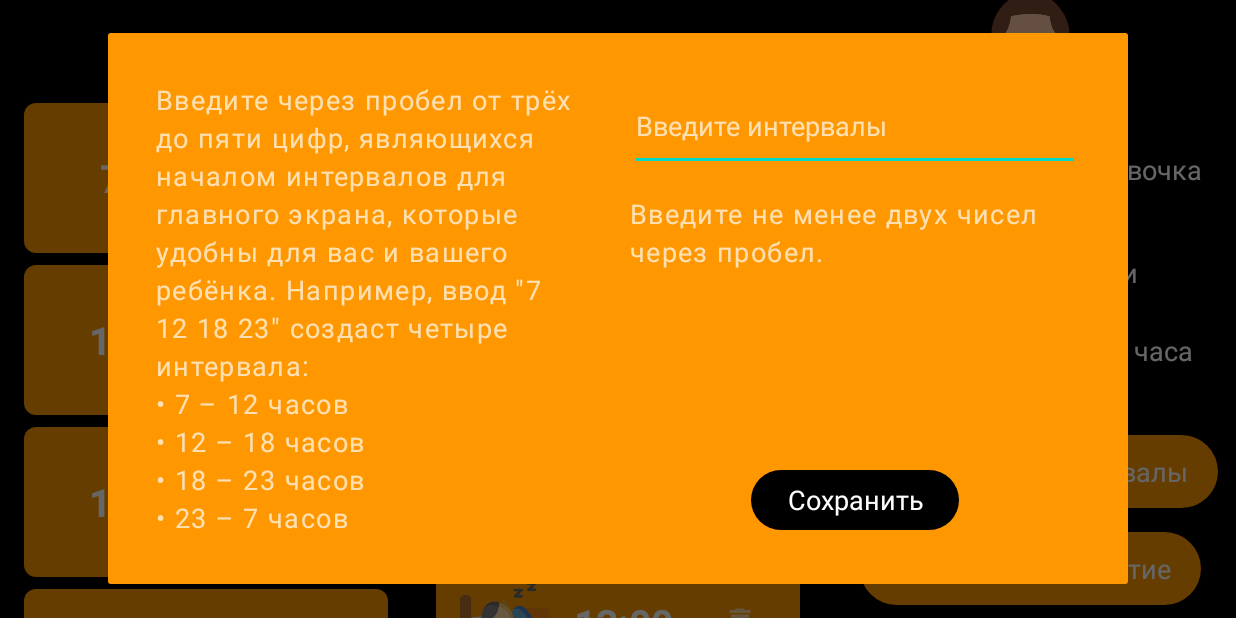
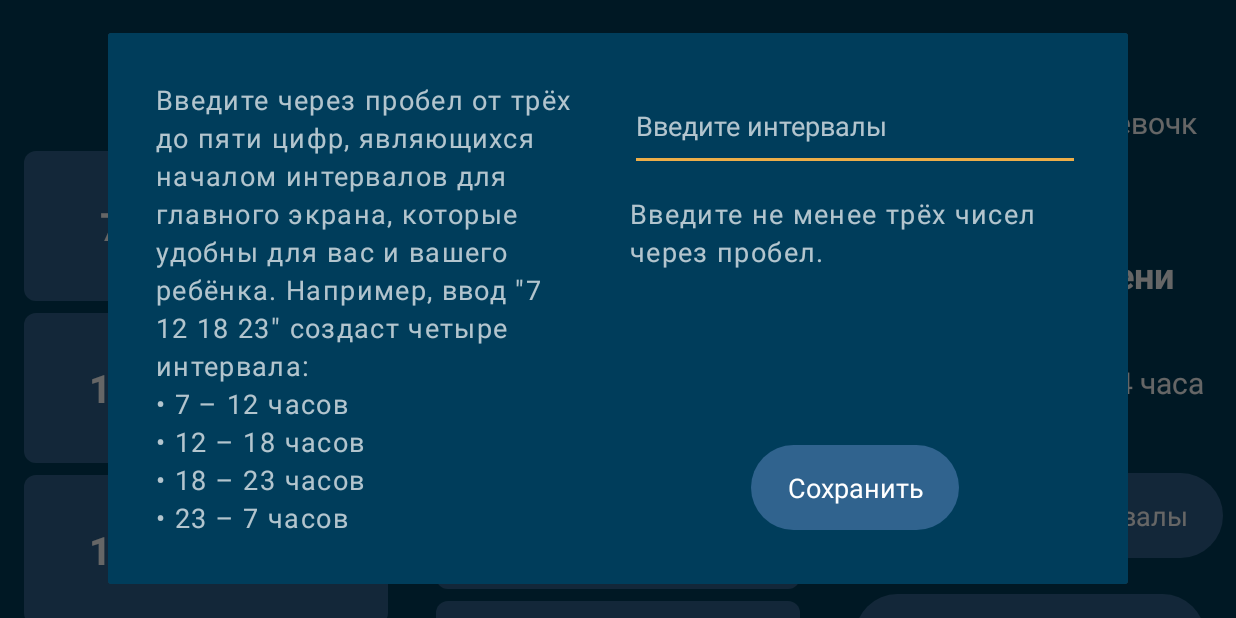
Before and after one commit to phoenix-worker/kidsWatch, an Android app: the SettingsFragment screen opened through its navigation route, after a tap on "Изменить интервалы", on a phone screen of 824 x 412 dp (held sideways). Run offline under Robolectric (Android 15) with nearby library versions, the phone set to English and light mode, and no system bars; our stand-ins replace Room's generated code; 1 other tap on this screen came first.

Commit message:
Стилизация

```diff
--- a/app/src/main/java/ru/phoenix/kidswatch/custom/AnalogWatchView.kt
+++ b/app/src/main/java/ru/phoenix/kidswatch/custom/AnalogWatchView.kt
@@ -15,6 +15,7 @@ import androidx.preference.PreferenceManager
 import ru.phoenix.kidswatch.R
 import ru.phoenix.kidswatch.fragments.SettingsFragment.Companion.PREF_TIME_FORMAT
 import ru.phoenix.kidswatch.fragments.SettingsFragment.Companion.TIME_FORMAT_12
+import ru.phoenix.kidswatch.fragments.SettingsFragment.Companion.TIME_FORMAT_24
 import java.util.Calendar
 import kotlin.math.cos
 import kotlin.math.sin
@@ -218,7 +219,7 @@ class AnalogWatchView(
                 hourOfDay < 12 -> getHoursTextFor12HourFormat(i)
 
                 else -> {
-                    when (prefs.getInt(PREF_TIME_FORMAT, TIME_FORMAT_12)) {
+                    when (prefs.getInt(PREF_TIME_FORMAT, TIME_FORMAT_24)) {
                         TIME_FORMAT_12 -> getHoursTextFor12HourFormat(i)
                         else -> getHoursTextFor24HourFormat(i)
                     }
--- a/app/src/main/java/ru/phoenix/kidswatch/custom/ScheduleView.kt
+++ b/app/src/main/java/ru/phoenix/kidswatch/custom/ScheduleView.kt
@@ -20,6 +20,7 @@ import ru.phoenix.kidswatch.R
 import ru.phoenix.kidswatch.fragments.SettingsFragment
 import ru.phoenix.kidswatch.fragments.SettingsFragment.Companion.PREF_TIME_FORMAT
 import ru.phoenix.kidswatch.fragments.SettingsFragment.Companion.TIME_FORMAT_12
+import ru.phoenix.kidswatch.fragments.SettingsFragment.Companion.TIME_FORMAT_24
 import java.text.SimpleDateFormat
 import java.util.Calendar
 import java.util.Date
@@ -36,11 +37,11 @@ class ScheduleView(context: Context, attrs: AttributeSet) : View(context, attrs)
     private val prefs by lazy { PreferenceManager.getDefaultSharedPreferences(context) }
 
     init {
-        scheduleTimeFormat = when (prefs.getInt(PREF_TIME_FORMAT, TIME_FORMAT_12)) {
+        scheduleTimeFormat = when (prefs.getInt(PREF_TIME_FORMAT, TIME_FORMAT_24)) {
             TIME_FORMAT_12 -> SimpleDateFormat("h:mm", Locale.getDefault())
             else -> SimpleDateFormat("H:mm", Locale.getDefault())
         }
-        watchesTimeFormat = when (prefs.getInt(PREF_TIME_FORMAT, TIME_FORMAT_12)) {
+        watchesTimeFormat = when (prefs.getInt(PREF_TIME_FORMAT, TIME_FORMAT_24)) {
             TIME_FORMAT_12 -> SimpleDateFormat("h:mm:ss", Locale.getDefault())
             else -> SimpleDateFormat("H:mm:ss", Locale.getDefault())
         }
--- a/app/src/main/java/ru/phoenix/kidswatch/fragments/MainFragment.kt
+++ b/app/src/main/java/ru/phoenix/kidswatch/fragments/MainFragment.kt
@@ -1,11 +1,11 @@
 package ru.phoenix.kidswatch.fragments
 
-import android.graphics.Color
 import android.os.Bundle
 import android.view.LayoutInflater
 import android.view.View
 import android.view.ViewGroup
 import androidx.constraintlayout.widget.ConstraintLayout
+import androidx.core.content.ContextCompat
 import androidx.core.view.doOnLayout
 import androidx.fragment.app.Fragment
 import androidx.fragment.app.activityViewModels
@@ -13,6 +13,7 @@ import androidx.navigation.fragment.findNavController
 import androidx.preference.PreferenceManager
 import kotlinx.coroutines.Dispatchers
 import kotlinx.coroutines.runBlocking
+import ru.phoenix.kidswatch.App
 import ru.phoenix.kidswatch.MainViewModel
 import ru.phoenix.kidswatch.R
 import ru.phoenix.kidswatch.custom.ScheduleView.Row.RowInitializer
@@ -60,6 +61,14 @@ class MainFragment : Fragment() {
         return MainViewModel.getPointFromIntervalsString(intervalsString)
     }
 
+    private val rowColors = listOf(
+        ContextCompat.getColor(App.getInstance(), R.color.rows_1),
+        ContextCompat.getColor(App.getInstance(), R.color.rows_2),
+        ContextCompat.getColor(App.getInstance(), R.color.rows_3),
+        ContextCompat.getColor(App.getInstance(), R.color.rows_4),
+        ContextCompat.getColor(App.getInstance(), R.color.rows_5)
+    )
+
     private fun setupSchedule() {
         val startHours = getStartHours()
         val calendar = getScheduleCalendar(startHours[0])
@@ -69,7 +78,8 @@ class MainFragment : Fragment() {
             if (index < startHours.lastIndex)
                 calendar.add(Calendar.HOUR_OF_DAY, countHours(startHour, startHours[index + 1]))
             else calendar.add(Calendar.HOUR_OF_DAY, countHours(startHour, startHours[0]))
-            pairs.add(RowInitializer(first, calendar.timeInMillis, Color.parseColor("#03A9F4")))
+            val color = rowColors[index + rowColors.size - startHours.size]
+            pairs.add(RowInitializer(first, calendar.timeInMillis, color))
         }
         binding.schedule.initialize(pairs)
     }
--- a/app/src/main/java/ru/phoenix/kidswatch/fragments/SettingsFragment.kt
+++ b/app/src/main/java/ru/phoenix/kidswatch/fragments/SettingsFragment.kt
@@ -126,7 +126,7 @@ class SettingsFragment : Fragment() {
     }
 
     private fun setupTimeFormat() {
-        when (prefs.getInt(PREF_TIME_FORMAT, TIME_FORMAT_12)) {
+        when (prefs.getInt(PREF_TIME_FORMAT, TIME_FORMAT_24)) {
             TIME_FORMAT_12 -> {
                 binding.format12hours.isChecked = true
             }
--- a/app/src/main/res/layout/dialog_add_event.xml
+++ b/app/src/main/res/layout/dialog_add_event.xml
@@ -3,11 +3,12 @@
     xmlns:app="http://schemas.android.com/apk/res-auto"
     android:layout_width="wrap_content"
     android:layout_height="wrap_content"
-    android:background="@color/buttonBackground"
+    android:background="@color/primary"
     android:padding="@dimen/dialogPadding">
 
     <TimePicker
         android:id="@+id/timePicker"
+        style="@style/TimePicker"
         android:layout_width="wrap_content"
         android:layout_height="wrap_content"
         android:timePickerMode="clock"
@@ -28,7 +29,7 @@
 
     <Button
         android:id="@+id/buttonSave"
-        style="@style/DialogButton"
+        style="@style/Button"
         android:layout_width="wrap_content"
         android:layout_height="wrap_content"
         android:layout_marginTop="@dimen/normalMargin"
--- a/app/src/main/res/layout/dialog_change_intervals.xml
+++ b/app/src/main/res/layout/dialog_change_intervals.xml
@@ -4,7 +4,7 @@
     xmlns:tools="http://schemas.android.com/tools"
     android:layout_width="wrap_content"
     android:layout_height="wrap_content"
-    android:background="@color/buttonBackground"
+    android:background="@color/primary"
     android:padding="@dimen/dialogPadding">
 
     <TextView
@@ -44,7 +44,7 @@
 
     <Button
         android:id="@+id/buttonSave"
-        style="@style/DialogButton"
+        style="@style/Button"
         android:layout_width="wrap_content"
         android:layout_height="wrap_content"
         android:text="@string/buttonSave"
--- a/app/src/main/res/layout/fragment_main.xml
+++ b/app/src/main/res/layout/fragment_main.xml
@@ -20,6 +20,7 @@
 
     <CalendarView
         android:id="@+id/calendar"
+        style="@style/Calendar"
         android:layout_width="150dp"
         android:layout_height="150dp"
         app:layout_constraintEnd_toEndOf="parent"
@@ -27,7 +28,7 @@
 
     <com.google.android.material.floatingactionbutton.ExtendedFloatingActionButton
         android:id="@+id/buttonSettings"
-        style="@style/Fab"
+        style="@style/Button"
         android:layout_width="wrap_content"
         android:layout_height="wrap_content"
         android:text="@string/buttonSettings"
--- a/app/src/main/res/layout/fragment_settings.xml
+++ b/app/src/main/res/layout/fragment_settings.xml
@@ -4,7 +4,8 @@
     xmlns:tools="http://schemas.android.com/tools"
     android:layout_width="match_parent"
     android:layout_height="match_parent"
-    android:background="@color/black">
+    android:background="@color/windowBackground"
+    android:paddingTop="@dimen/bigMargin">
 
     <TextView
         android:id="@+id/intervalsTitle"
@@ -42,6 +43,8 @@
         android:id="@+id/events"
         android:layout_width="0dp"
         android:layout_height="0dp"
+        android:clipToPadding="false"
+        android:paddingBottom="@dimen/bigMargin"
         app:layoutManager="androidx.recyclerview.widget.LinearLayoutManager"
         app:layout_constraintBottom_toBottomOf="parent"
         app:layout_constraintEnd_toStartOf="@id/other"
@@ -114,12 +117,11 @@
 
         <TextView
             android:id="@+id/timeFormatTitle"
+            style="@style/SettingsTitle"
             android:layout_width="wrap_content"
             android:layout_height="wrap_content"
             android:layout_marginTop="@dimen/bigMargin"
             android:text="@string/timeFormatTitle"
-            android:textColor="@color/white"
-            android:textSize="@dimen/settingsTitleTextSize"
             app:layout_constraintBottom_toTopOf="@id/radioGroupTimeFormat"
             app:layout_constraintEnd_toEndOf="parent"
             app:layout_constraintStart_toStartOf="parent"
@@ -156,7 +158,7 @@
 
         <com.google.android.material.floatingactionbutton.ExtendedFloatingActionButton
             android:id="@+id/changeIntervals"
-            style="@style/Fab"
+            style="@style/Button"
             android:layout_width="wrap_content"
             android:layout_height="wrap_content"
             android:layout_marginTop="@dimen/bigMargin"
@@ -169,7 +171,7 @@
 
         <com.google.android.material.floatingactionbutton.ExtendedFloatingActionButton
             android:id="@+id/addEvent"
-            style="@style/Fab"
+            style="@style/Button"
             android:layout_width="wrap_content"
             android:layout_height="wrap_content"
             android:layout_marginTop="@dimen/normalMargin"
--- a/app/src/main/res/values/colors.xml
+++ b/app/src/main/res/values/colors.xml
@@ -1,14 +1,22 @@
 <?xml version="1.0" encoding="utf-8"?>
 <resources>
     <color name="white">#FFFFFFFF</color>
+    <color name="primary">#003d5b</color>
+    <color name="accent">#30638e</color>
     <color name="imageButtonTint">#98FFFFFF</color>
     <color name="black">#000000</color>
     <color name="watchTextColor">#212121</color>
     <color name="icLauncherBackground">#FF9800</color>
-    <color name="analogWatchesHours">#EF5350</color>
+    <color name="analogWatchesHours">@color/white</color>
     <color name="secondHandle">#9E9E9E</color>
-    <color name="rvItemBackground">#FF9800</color>
-    <color name="buttonBackground">#FF9800</color>
+    <color name="rvItemBackground">#30638e</color>
+    <color name="buttonBackground">@color/accent</color>
     <color name="lightRipple">#1AFFFFFF</color>
     <color name="textColorHint">#B3FFFFFF</color>
+    <color name="windowBackground">@color/primary</color>
+    <color name="rows_1">#edae49</color>
+    <color name="rows_2">#d1495b</color>
+    <color name="rows_3">#00798c</color>
+    <color name="rows_4">#30638e</color>
+    <color name="rows_5">@color/primary</color>
 </resources>
--- a/app/src/main/res/values/dimens.xml
+++ b/app/src/main/res/values/dimens.xml
@@ -8,7 +8,7 @@
     <dimen name="dialogWidgetWidth">300dp</dimen>
     <dimen name="editTextHeight">60dp</dimen>
     <dimen name="settingsKidIconSize">80dp</dimen>
-    <dimen name="radioButtonTextSize">18sp</dimen>
+    <dimen name="radioButtonTextSize">20sp</dimen>
     <dimen name="settingsTitleTextSize">18sp</dimen>
     <dimen name="settingsScreenTitleTextSize">24sp</dimen>
     <dimen name="dialogTextSize">18sp</dimen>
@@ -17,4 +17,5 @@
     <dimen name="imageButtonSize">48dp</dimen>
     <dimen name="intervalTextSize">26sp</dimen>
     <dimen name="emptyViewTextSize">16sp</dimen>
+    <dimen name="calendarTextSize">16sp</dimen>
 </resources>
--- a/app/src/main/res/values/strings.xml
+++ b/app/src/main/res/values/strings.xml
@@ -9,7 +9,7 @@
     <string name="buttonSave">Сохранить</string>
     <string name="inputErrorIntervals">Ошибка ввода.</string>
     <string name="weirdDataErrorIntervals">Подозрительные числа для времени.</string>
-    <string name="littleDataErrorIntervals">Введите не менее двух чисел через пробел.</string>
+    <string name="littleDataErrorIntervals">Введите не менее трёх чисел через пробел.</string>
     <string name="tooMuchDataErrorIntervals">Введите не более пяти чисел через пробел.</string>
     <string name="orderErrorIntervals">Неверный порядок чисел.</string>
     <string name="radioButtonBoy">Мальчик</string>
--- a/app/src/main/res/values/styles.xml
+++ b/app/src/main/res/values/styles.xml
@@ -1,9 +1,13 @@
 <?xml version="1.0" encoding="utf-8"?>
 <resources>
 
-    <style name="Button" parent="Widget.Material3.Button.ElevatedButton">
+    <style name="Button" parent="Widget.Material3.Button.UnelevatedButton">
         <item name="android:textAppearance">@style/ButtonTextAppearance</item>
         <item name="android:textColor">@color/white</item>
+        <item name="backgroundTint">@color/buttonBackground</item>
+        <item name="iconTint">@color/white</item>
+        <item name="android:paddingTop">@dimen/normalMargin</item>
+        <item name="android:paddingBottom">@dimen/normalMargin</item>
     </style>
 
     <style name="ButtonTextAppearance" parent="TextAppearance.AppCompat">
@@ -13,6 +17,7 @@
     <style name="SettingsTitle">
         <item name="android:gravity">center</item>
         <item name="android:textColor">@color/white</item>
+        <item name="android:textStyle">bold</item>
         <item name="android:textSize">@dimen/settingsScreenTitleTextSize</item>
         <item name="android:padding">@dimen/normalMargin</item>
     </style>
@@ -30,14 +35,22 @@
         <item name="android:textSize">@dimen/dialogTextSize</item>
     </style>
 
-    <style name="DialogButton" parent="Widget.Material3.Button.UnelevatedButton">
-        <item name="backgroundTint">@color/black</item>
-        <item name="android:textColor">@color/white</item>
-        <item name="android:textAppearance">@style/ButtonTextAppearance</item>
-    </style>
-
     <style name="RadioButton">
         <item name="android:textSize">@dimen/radioButtonTextSize</item>
     </style>
 
+    <style name="Calendar" parent="@style/ThemeOverlay.MaterialComponents.MaterialCalendar">
+        <item name="android:dateTextAppearance">@style/ButtonTextAppearance</item>
+    </style>
+
+    <style name="CalendarTextAppearance" parent="TextAppearance.AppCompat">
+        <item name="android:textSize">@dimen/calendarTextSize</item>
+    </style>
+
+    <style name="TimePicker" parent="android:Widget.Material.Light.TimePicker">
+        <item name="android:timePickerMode">clock</item>
+        <item name="android:headerBackground">@color/accent</item>
+        <item name="android:numbersBackgroundColor">@color/accent</item>
+    </style>
+
 </resources>
--- a/app/src/main/res/values/themes.xml
+++ b/app/src/main/res/values/themes.xml
@@ -1,5 +1,9 @@
 <resources>
 
-    <style name="Theme.KidsWatch" parent="Theme.MaterialComponents.NoActionBar" />
+    <style name="Theme.KidsWatch" parent="Theme.MaterialComponents.NoActionBar">
+        <item name="colorPrimary">@color/primary</item>
+        <item name="android:windowBackground">@color/windowBackground</item>
+        <item name="colorControlActivated">@color/rows_1</item>
+    </style>
 
 </resources>
```
